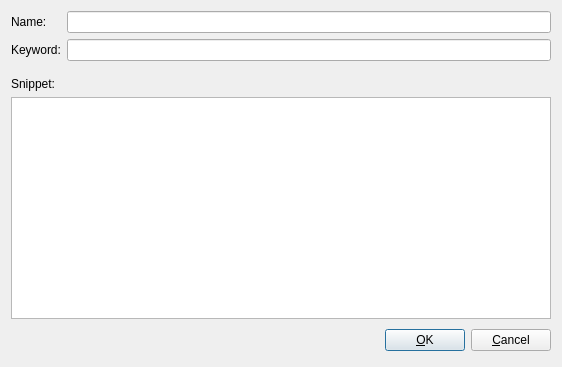
Above: Combo/ComboDialog.ui from xmichelo/Beeftext before the change. Below: the same form after it.
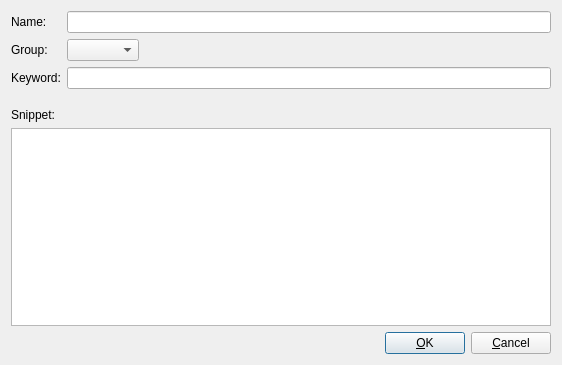
That is the form after the change. Custom widgets are drawn as their Qt base class.

Commit message: Added specialized combo box class for picking a group.

What changed in the file:
```diff
--- a/Combo/ComboDialog.ui
+++ b/Combo/ComboDialog.ui
@@ -7,7 +7,7 @@
     <x>0</x>
     <y>0</y>
     <width>562</width>
-    <height>367</height>
+    <height>365</height>
    </rect>
   </property>
   <property name="windowTitle">
@@ -16,27 +16,61 @@
   <layout class="QVBoxLayout" name="verticalLayout">
    <item>
     <layout class="QGridLayout" name="gridLayout">
-     <item row="1" column="1">
-      <widget class="QLineEdit" name="editKeyword"/>
+     <item row="0" column="0">
+      <widget class="QLabel" name="labelName">
+       <property name="text">
+        <string>Name:</string>
+       </property>
+      </widget>
      </item>
      <item row="0" column="1">
       <widget class="QLineEdit" name="editName"/>
      </item>
      <item row="1" column="0">
+      <widget class="QLabel" name="labelGroup">
+       <property name="text">
+        <string>Group:</string>
+       </property>
+      </widget>
+     </item>
+     <item row="1" column="1">
+      <layout class="QHBoxLayout" name="horizontalLayout">
+       <property name="spacing">
+        <number>0</number>
+       </property>
+       <item>
+        <widget class="GroupComboBox" name="comboGroup">
+         <property name="sizeAdjustPolicy">
+          <enum>QComboBox::AdjustToContents</enum>
+         </property>
+        </widget>
+       </item>
+       <item>
+        <spacer name="horizontalSpacer">
+         <property name="orientation">
+          <enum>Qt::Horizontal</enum>
+         </property>
+         <property name="sizeHint" stdset="0">
+          <size>
+           <width>40</width>
+           <height>13</height>
+          </size>
+         </property>
+        </spacer>
+       </item>
+      </layout>
+     </item>
+     <item row="2" column="0">
       <widget class="QLabel" name="labelKeyword">
        <property name="text">
         <string>Keyword:</string>
        </property>
       </widget>
      </item>
-     <item row="0" column="0">
-      <widget class="QLabel" name="labelName">
-       <property name="text">
-        <string>Name:</string>
-       </property>
-      </widget>
+     <item row="2" column="1">
+      <widget class="QLineEdit" name="editKeyword"/>
      </item>
-     <item row="4" column="0" colspan="2">
+     <item row="5" column="0" colspan="2">
       <widget class="QPlainTextEdit" name="editSnippet">
        <property name="contextMenuPolicy">
         <enum>Qt::CustomContextMenu</enum>
@@ -44,13 +78,6 @@
       </widget>
      </item>
      <item row="3" column="0" colspan="2">
-      <widget class="QLabel" name="labelSnippet">
-       <property name="text">
-        <string>Snippet:</string>
-       </property>
-      </widget>
-     </item>
-     <item row="2" column="0" colspan="2">
       <spacer name="verticalSpacer">
        <property name="orientation">
         <enum>Qt::Vertical</enum>
@@ -60,16 +87,23 @@
        </property>
        <property name="sizeHint" stdset="0">
         <size>
-         <width>5</width>
-         <height>10</height>
+         <width>13</width>
+         <height>13</height>
         </size>
        </property>
       </spacer>
      </item>
+     <item row="4" column="0" colspan="2">
+      <widget class="QLabel" name="labelSnippet">
+       <property name="text">
+        <string>Snippet:</string>
+       </property>
+      </widget>
+     </item>
     </layout>
    </item>
    <item>
-    <layout class="QHBoxLayout">
+    <layout class="QHBoxLayout" name="spacer_2">
      <property name="spacing">
       <number>6</number>
      </property>
@@ -86,14 +120,14 @@
       <number>0</number>
      </property>
      <item>
-      <spacer>
+      <spacer name="spacer">
        <property name="orientation">
         <enum>Qt::Horizontal</enum>
        </property>
        <property name="sizeHint" stdset="0">
         <size>
          <width>131</width>
-         <height>31</height>
+         <height>5</height>
         </size>
        </property>
       </spacer>
@@ -124,6 +158,13 @@
    </property>
   </action>
  </widget>
+ <customwidgets>
+  <customwidget>
+   <class>GroupComboBox</class>
+   <extends>QComboBox</extends>
+   <header>Group/GroupComboBox.h</header>
+  </customwidget>
+ </customwidgets>
  <tabstops>
   <tabstop>editName</tabstop>
   <tabstop>editKeyword</tabstop>
```
The commit also changes 7 other files.
